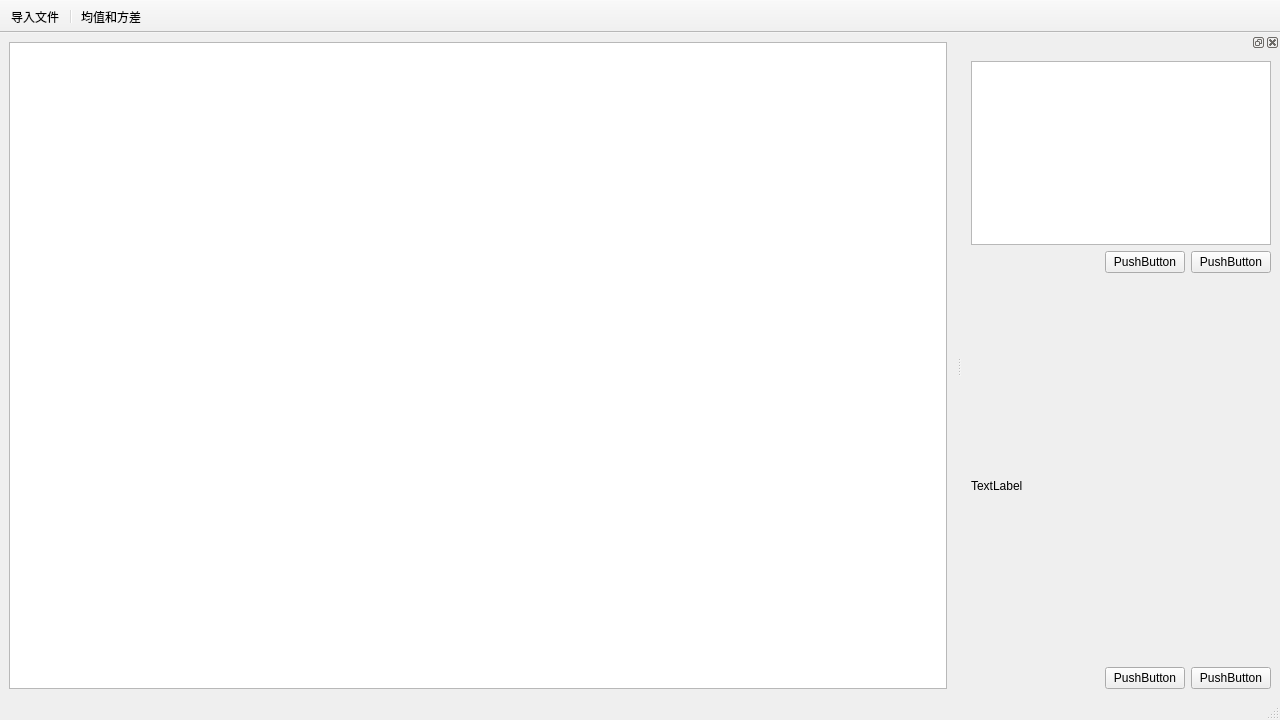
Qt form IMDAP/mainwindow.ui (suxj22/IMDAP) before a commit.
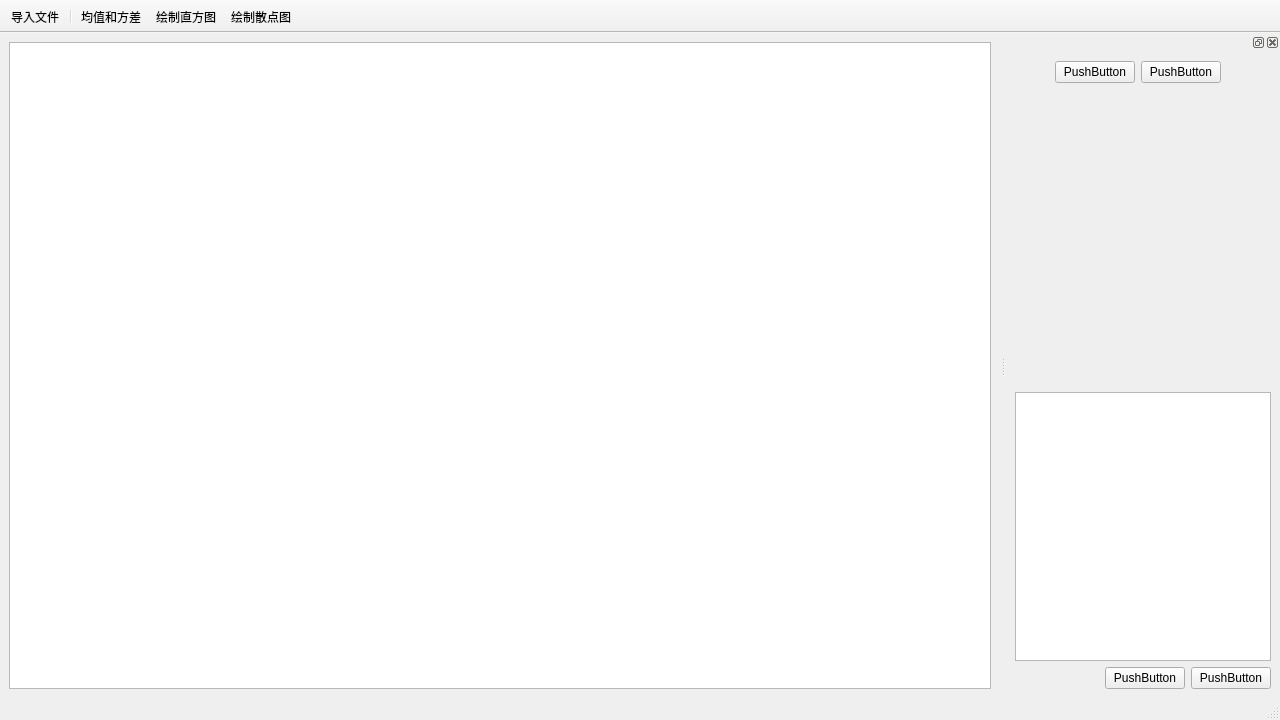
The same form after that commit. Icons and pictures are not drawn.

```diff
--- a/IMDAP/mainwindow.ui
+++ b/IMDAP/mainwindow.ui
@@ -72,6 +72,8 @@
    <addaction name="action"/>
    <addaction name="separator"/>
    <addaction name="AverageAndMeanAction"/>
+   <addaction name="HistogramAction"/>
+   <addaction name="ScatterAction"/>
   </widget>
   <widget class="QDockWidget" name="dockWidget">
    <attribute name="dockWidgetArea">
@@ -79,68 +81,11 @@
    </attribute>
    <widget class="QWidget" name="dockWidgetContents">
     <layout class="QFormLayout" name="formLayout">
-     <item row="0" column="0">
+     <item row="2" column="0">
       <layout class="QVBoxLayout" name="verticalLayout_2">
        <item>
         <widget class="QTextBrowser" name="textBrowser"/>
        </item>
-       <item>
-        <layout class="QHBoxLayout" name="horizontalLayout_2">
-         <item>
-          <spacer name="horizontalSpacer_2">
-           <property name="orientation">
-            <enum>Qt::Horizontal</enum>
-           </property>
-           <property name="sizeHint" stdset="0">
-            <size>
-             <width>40</width>
-             <height>20</height>
-            </size>
-           </property>
-          </spacer>
-         </item>
-         <item>
-          <widget class="QPushButton" name="pushButton_4">
-           <property name="text">
-            <string>PushButton</string>
-           </property>
-          </widget>
-         </item>
-         <item>
-          <widget class="QPushButton" name="pushButton_3">
-           <property name="text">
-            <string>PushButton</string>
-           </property>
-          </widget>
-         </item>
-        </layout>
-       </item>
-       <item>
-        <spacer name="verticalSpacer">
-         <property name="orientation">
-          <enum>Qt::Vertical</enum>
-         </property>
-         <property name="sizeHint" stdset="0">
-          <size>
-           <width>20</width>
-           <height>40</height>
-          </size>
-         </property>
-        </spacer>
-       </item>
-       <item>
-        <widget class="QLabel" name="label">
-         <property name="minimumSize">
-          <size>
-           <width>300</width>
-           <height>350</height>
-          </size>
-         </property>
-         <property name="text">
-          <string>TextLabel</string>
-         </property>
-        </widget>
-       </item>
        <item>
         <layout class="QHBoxLayout" name="horizontalLayout">
          <item>
@@ -174,6 +119,54 @@
        </item>
       </layout>
      </item>
+     <item row="0" column="0">
+      <layout class="QVBoxLayout" name="verticalLayout_3">
+       <item>
+        <layout class="QHBoxLayout" name="horizontalLayout_2">
+         <item>
+          <spacer name="horizontalSpacer_2">
+           <property name="orientation">
+            <enum>Qt::Horizontal</enum>
+           </property>
+           <property name="sizeHint" stdset="0">
+            <size>
+             <width>40</width>
+             <height>20</height>
+            </size>
+           </property>
+          </spacer>
+         </item>
+         <item>
+          <widget class="QPushButton" name="pushButton_4">
+           <property name="text">
+            <string>PushButton</string>
+           </property>
+          </widget>
+         </item>
+         <item>
+          <widget class="QPushButton" name="pushButton_3">
+           <property name="text">
+            <string>PushButton</string>
+           </property>
+          </widget>
+         </item>
+        </layout>
+       </item>
+      </layout>
+     </item>
+     <item row="1" column="0">
+      <spacer name="verticalSpacer">
+       <property name="orientation">
+        <enum>Qt::Vertical</enum>
+       </property>
+       <property name="sizeHint" stdset="0">
+        <size>
+         <width>20</width>
+         <height>40</height>
+        </size>
+       </property>
+      </spacer>
+     </item>
     </layout>
    </widget>
   </widget>
@@ -198,6 +191,30 @@
     <string>均值和方差</string>
    </property>
   </action>
+  <action name="HistogramAction">
+   <property name="icon">
+    <iconset resource="icons.qrc">
+     <normaloff>:/icons/icons/zhifangtu.png</normaloff>:/icons/icons/zhifangtu.png</iconset>
+   </property>
+   <property name="text">
+    <string>绘制直方图</string>
+   </property>
+   <property name="toolTip">
+    <string>绘制直方图</string>
+   </property>
+  </action>
+  <action name="ScatterAction">
+   <property name="icon">
+    <iconset resource="icons.qrc">
+     <normaloff>:/icons/icons/sandiantu.png</normaloff>:/icons/icons/sandiantu.png</iconset>
+   </property>
+   <property name="text">
+    <string>绘制散点图</string>
+   </property>
+   <property name="toolTip">
+    <string>绘制散点图</string>
+   </property>
+  </action>
  </widget>
  <resources>
   <include location="icons.qrc"/>
```
Left out of the diff: 2 changed lines with no effect on the pictures.
